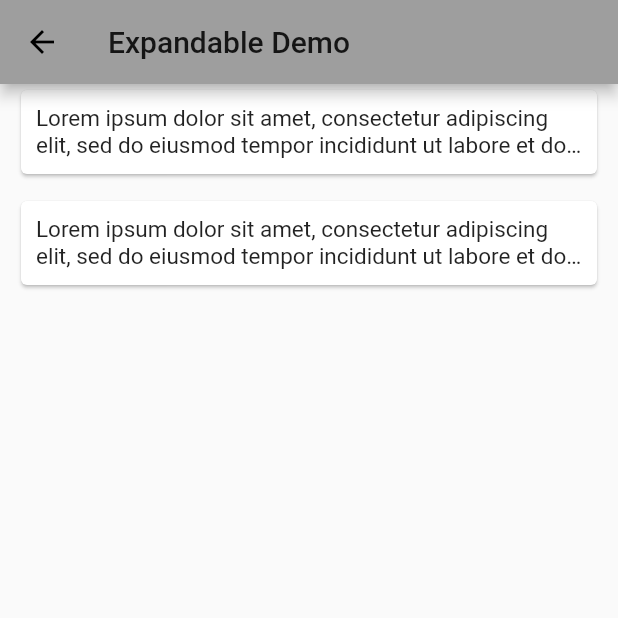
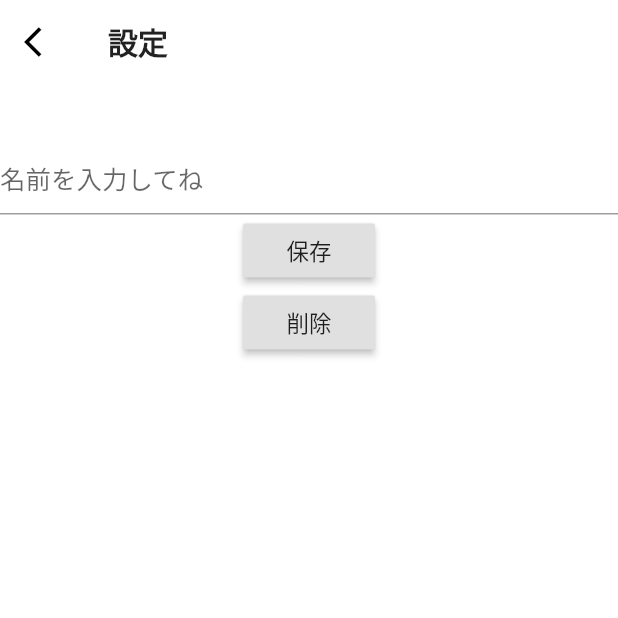
Before and after one commit to yushi1999/memo_app, a Flutter app: the screen it shows after launch, after a tap on the "settings" icon, on a phone screen of 412 x 824 dp, the top half of it. Run offline on Flutter 3.47's test engine with Material 2 defaults, Android fonts, the phone set to English and light mode, and no system bars; drawn by our look-alikes of expandable; our stand-ins replace date_format, flutter_datetime_picker, flutter_slidable, shared_preferences; missing offline and left inert: flutter_reorderable_list.

Commit message:
メモを保存

```diff
--- a/lib/createMemoPage.dart
+++ b/lib/createMemoPage.dart
@@ -1,6 +1,8 @@
 import 'package:flutter/material.dart';
 import 'package:provider/provider.dart';
+import 'dart:convert';
 import 'package:flutter_datetime_picker/flutter_datetime_picker.dart';
+import 'package:shared_preferences/shared_preferences.dart';
 import 'package:date_format/date_format.dart';
 import 'sharedParts.dart';
 import 'widgets/ruledLineTextField.dart';
@@ -48,7 +50,7 @@ class _CreateMemoPageState extends State<CreateMemoPage> {
   Widget build(BuildContext context) {
     final UserState userState = Provider.of<UserState>(context);
 
-    //メモを保存
+    //メモをUserStateに保存
     Future<bool> _willPopCallback() async {
       //新規作成時
       if (!isMemoAlreadyCreated) {
@@ -199,12 +201,6 @@ class _CreateMemoPageState extends State<CreateMemoPage> {
           decoration: const InputDecoration(
             border: InputBorder.none,
           ),
-          /*
-          onChanged: (String text) {
-            setState(() {
-              value = text;
-            });
-          },*/
         ),
       ],
     );
--- a/lib/main.dart
+++ b/lib/main.dart
@@ -3,6 +3,8 @@ import 'package:provider/provider.dart';
 import 'mainPage.dart';
 import 'sharedParts.dart';
 import 'package:flutter_localizations/flutter_localizations.dart';
+import 'package:shared_preferences/shared_preferences.dart';
+import 'dart:convert';
 
 void main() {
   runApp(MyApp());
@@ -20,6 +22,18 @@ class _MyAppState extends State<MyApp> {
   @override
   initState() {
     super.initState();
+    syncDataWithSharedPreferences();
+  }
+
+  //SharedPreferencesのデータを読み出しUserStateに代入
+  Future syncDataWithSharedPreferences() async {
+    SharedPreferences prefs = await SharedPreferences.getInstance();
+    var result = prefs.getStringList('memoItemsList');
+    List<MemoItem> itemsList = result != null
+        ? result.map((f) => MemoItem.fromJson(json.decode(f))).toList()
+        : <MemoItem>[];
+    userState.updateItemsList(itemsList);
+    print('syncSharedPreferences: $itemsList');
   }
 
   @override
--- a/lib/mainPage.dart
+++ b/lib/mainPage.dart
@@ -1,6 +1,8 @@
 import 'package:flutter/material.dart';
+import 'dart:convert';
 import 'package:provider/provider.dart';
 import 'package:flutter_slidable/flutter_slidable.dart';
+import 'package:shared_preferences/shared_preferences.dart';
 import 'package:expandable/expandable.dart';
 import 'package:date_format/date_format.dart';
 import 'sharedParts.dart';
@@ -18,36 +20,15 @@ class MainPage extends StatefulWidget {
 class _MainPageState extends State<MainPage> {
   List<MemoItem> itemsList;
 
-  //スライドしてメモを削除
-  final _deleteMemoAction = IconSlideAction(
-    icon: Icons.delete,
-    caption: '削除',
-    color: Colors.red[400],
-    onTap: () {},
-  );
-
   @override
   initState() {
     super.initState();
-    /*
-    List memoList = [
-      '洗剤を買い足すあああああああああああああああああああああああああああああ',
-      '勉強メモ',
-      'シャンプー買う\nリンス買う\nボディーソープ買う\n歯磨き粉買う\nリップ買う',
-      '今年の目標\nアプリを作る\n自然言語処理をマスターする\nお金いっぱい稼ぐ'
-    ];
-    for (int i = 0; i < memoList.length; i++) {
-      final newItem = MemoItem(memoList[i], i.toString());
-      itemsList.add(newItem);
-    }*/
   }
 
   @override
   Widget build(BuildContext context) {
     final UserState userState = Provider.of<UserState>(context);
-    itemsList = userState.itemsList != null ? userState.itemsList : [];
-    userState.updateItemsList(itemsList);
-
+    itemsList = userState.itemsList;
     return Scaffold(
       backgroundColor: white,
       appBar: AppBar(
@@ -101,7 +82,8 @@ class _MainPageState extends State<MainPage> {
       body: SafeArea(
         child: Container(
           padding: EdgeInsets.symmetric(horizontal: 4, vertical: 6),
-          child: ReorderableListSimple(
+          child: itemsList != null
+              ? ReorderableListSimple(
                   handleSide: ReorderableListSimpleSide.Left,
                   //ドラッグハンドルのアイコン
                   handleIcon: Icon(
@@ -114,10 +96,12 @@ class _MainPageState extends State<MainPage> {
                       MemoItem item = itemsList[oldIndex];
                       itemsList.remove(item);
                       itemsList.insert(newIndex, item);
+                      userState.updateItemsList(itemsList);
                     });
                   },
                   children: itemsList.map((MemoItem item) {
                     Key itemKey = Key(item.getKey);
+                    //カードの色と日付・アイコンの色
                     var color, subColor = white;
                     if (itemKey.toString().contains('favorite')) {
                       color = lightOrange;
@@ -137,13 +121,17 @@ class _MainPageState extends State<MainPage> {
                           icon: Icons.delete,
                           caption: '削除',
                           color: Colors.red[400],
-                    onTap: () {},
+                          onTap: () {
+                            itemsList.remove(item);
+                            userState.updateItemsList(itemsList);
+                            setState(() {});
+                          },
                         )
                       ],
                       child: memoCard(item, color, subColor),
                     );
-            }).toList(),
-          ),
+                  }).toList())
+              : Container(),
         ),
       ),
     );
--- a/lib/settingPage.dart
+++ b/lib/settingPage.dart
@@ -1,6 +1,7 @@
 import 'package:flutter/material.dart';
 import 'package:provider/provider.dart';
 import 'package:flutter_slidable/flutter_slidable.dart';
+import 'package:shared_preferences/shared_preferences.dart';
 import 'package:expandable/expandable.dart';
 import 'sharedParts.dart';
 import 'createMemoPage.dart';
@@ -16,108 +17,91 @@ class SettingPage extends StatefulWidget {
 }
 
 class SettingPageState extends State<SettingPage> {
+  Future<SharedPreferences> _prefs = SharedPreferences.getInstance();
+  final _nameController = TextEditingController();
+  String _name;
+  @override
+  void initState() {
+    super.initState();
+    getName().then((value) {
+      setState(() {
+        _name = value;
+      });
+    });
+  }
+
   @override
   Widget build(BuildContext context) {
     return Scaffold(
+      backgroundColor: white,
       appBar: AppBar(
-        title: Text("Expandable Demo"),
-      ),
-      body: ExpandableTheme(
-        data: const ExpandableThemeData(
-          iconColor: Colors.blue,
-          useInkWell: true,
+        backgroundColor: white,
+        elevation: 0.0,
+        title: Text(
+          "設定",
+          style: TextStyle(fontWeight: FontWeight.bold, fontSize: 20),
         ),
-        child: ListView(
-          physics: const BouncingScrollPhysics(),
-          children: <Widget>[
-            Card2(),
-            Card2(),
-          ],
+        leading: IconButton(
+          icon: Icon(
+            Icons.arrow_back_ios,
+            size: 24,
+          ),
+          onPressed: () async {
+            Navigator.of(context).pop();
+          },
         ),
       ),
-    );
-  }
-}
-
-const loremIpsum =
-    "Lorem ipsum dolor sit amet, consectetur adipiscing elit, sed do eiusmod tempor incididunt ut labore et dolore magna aliqua. Ut enim ad minim veniam, quis nostrud exercitation ullamco laboris nisi ut aliquip ex ea commodo consequat. Duis aute irure dolor in reprehenderit in voluptate velit esse cillum dolore eu fugiat nulla pariatur. Excepteur sint occaecat cupidatat non proident, sunt in culpa qui officia deserunt mollit anim id est laborum.";
-
-class Card2 extends StatelessWidget {
-  @override
-  Widget build(BuildContext context) {
-    buildCollapsed3() {
-      return Container(
-        padding: EdgeInsets.all(10),
-        child: Text(
-          loremIpsum,
-          softWrap: true,
-          maxLines: 2,
-          overflow: TextOverflow.ellipsis,
-        ),
-      );
-    }
-
-    buildExpanded3() {
-      return Padding(
-        padding: EdgeInsets.all(10),
+      body: SingleChildScrollView(
+          child: Center(
         child: Column(
-          crossAxisAlignment: CrossAxisAlignment.start,
-          children: <Widget>[
+          mainAxisAlignment: MainAxisAlignment.center,
+          children: [
             Text(
-              loremIpsum,
-              softWrap: true,
+              '$_name',
+              style: TextStyle(fontSize: 32),
+            ),
+            TextFormField(
+              controller: _nameController,
+              decoration: InputDecoration(hintText: '名前を入力してね'),
+            ),
+            RaisedButton(
+              child: Text('保存'),
+              onPressed: () {
+                setName().then((success) {
+                  _nameController.clear();
+                });
+              },
+            ),
+            RaisedButton(
+              child: Text('削除'),
+              onPressed: () {
+                removeName();
+              },
             ),
           ],
         ),
-      );
-    }
-
-    return ExpandableNotifier(
-      child: Padding(
-        padding: const EdgeInsets.only(left: 10, right: 10, bottom: 10),
-        child: ScrollOnExpand(
-          child: Card(
-            clipBehavior: Clip.antiAlias,
-            child: Column(
-              crossAxisAlignment: CrossAxisAlignment.start,
-              children: <Widget>[
-                Stack(
-                  children: [
-                    Expandable(
-                      collapsed: buildCollapsed3(),
-                      expanded: buildExpanded3(),
-                    ),
-                    Row(
-                      mainAxisAlignment: MainAxisAlignment.center,
-                      children: <Widget>[
-                        Builder(
-                          builder: (context) {
-                            var controller = ExpandableController.of(context,
-                                required: true);
-                            return Container(
-                              width: 300,
-                              height: controller.expanded ? 200 : 50,
-                              child: TextButton(
-                                child: Text(
-                                  controller.expanded ? "COLLAPSE" : "EXPAND",
-                                  style: TextStyle(color: Colors.transparent),
-                                ),
-                                onPressed: () {
-                                  controller.toggle();
-                                },
-                              ),
-                            );
-                          },
-                        ),
-                      ],
-                    ),
-                  ],
-                ),
-              ],
-            ),
-          ),
-        ),
-      ),
+      )),
     );
   }
+
+  setName() async {
+    SharedPreferences prefs = await _prefs;
+    prefs.setString('name', _nameController.text);
+    setState(() {
+      _name = prefs.getString('name');
+    });
+  }
+
+  getName() async {
+    SharedPreferences prefs = await _prefs;
+    return prefs.getString('name');
+  }
+
+  removeName() async {
+    SharedPreferences prefs = await _prefs;
+    prefs.remove('name');
+    setState(() {
+      _name = null;
+    });
+  }
 }
--- a/lib/sharedParts.dart
+++ b/lib/sharedParts.dart
@@ -1,6 +1,11 @@
 import 'dart:ui';
 import 'dart:io';
 import 'package:flutter/material.dart';
+import "package:intl/intl.dart";
+import 'dart:convert';
+import 'package:provider/provider.dart';
+import 'package:flutter_slidable/flutter_slidable.dart';
+import 'package:shared_preferences/shared_preferences.dart';
 
 Color white = Colors.white;
 Color black = Colors.black;
@@ -13,17 +18,30 @@ Color lightYellow = Colors.yellow[300];
 Color lightGrey = Colors.grey[300];
 Color lightOrange = Colors.orange[300];
 
+//SharedPreferencesに保存
+Future updateSharedPreferences(List<MemoItem> itemsList) async {
+  //itemsListをMap型に変換→Json形式にエンコード→リスト化
+  List<String> itemsListPref =
+      itemsList.map((f) => json.encode(f.toJson())).toList();
+  SharedPreferences prefs = await SharedPreferences.getInstance();
+  //リストをSharedPreferencesに保存
+  await prefs.setStringList('memoItemsList', itemsListPref);
+  print('updateSharedPreferences: $itemsListPref');
+}
+
 class UserState extends ChangeNotifier {
   List<MemoItem> itemsList;
 
-  setItems(MemoItem item) {
+  setItems(MemoItem item) async {
     itemsList.add(item);
     notifyListeners();
+    await updateSharedPreferences(itemsList);
   }
 
-  updateItemsList(List<MemoItem> newList) {
+  updateItemsList(List<MemoItem> newList) async {
     itemsList = newList;
     notifyListeners();
+    await updateSharedPreferences(itemsList);
   }
 }
 
@@ -45,4 +63,28 @@ class MemoItem {
   get getNotificationDate => notificationDate;
   get getIsFavorite => isFavorite;
   get getKey => key;
+
+  //Map型に変換
+  var formatter = new DateFormat('yyyy-MM-dd HH:mm:ss');
+  Map toJson() => {
+        'value': value,
+        'key': key,
+        //'createdDate': createdDate.toString(),
+        //'notificationDate': notificationDate.toString(),
+        'createdDate': formatter.format(createdDate),
+        'notificationDate': notificationDate != null
+            ? formatter.format(notificationDate)
+            : null,
+        'isFavorite': isFavorite,
+      };
+
+  //JSONオブジェクトを代入
+  MemoItem.fromJson(Map json)
+      : value = json['value'],
+        key = json['key'],
+        createdDate = DateTime.parse(json['createdDate']),
+        notificationDate = json['notificationDate'] != null
+            ? DateTime.parse(json['notificationDate'])
+            : null,
+        isFavorite = json['isFavorite'];
 }
--- a/pubspec.yaml
+++ b/pubspec.yaml
@@ -32,6 +32,7 @@ dependencies:
   flutter_reorderable_list: ^1.0.0
   flutter_slidable: ^0.6.0
   provider: ^5.0.0
+  shared_preferences: ^2.0.5
 
 dev_dependencies:
   flutter_test:
```
Also changed, not shown: pubspec.lock. Lines whose indentation alone changed are shown as unchanged.
